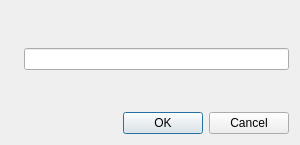
Qt form src/passwordpromptdialog.ui (gamaral/qsu) before a commit.
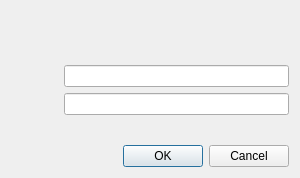
The same form after that commit. Icons and pictures are not drawn.

Commit message: Password prompt dialog detailing.

The edit to the form file:
```diff
--- a/src/passwordpromptdialog.ui
+++ b/src/passwordpromptdialog.ui
@@ -7,7 +7,7 @@
     <x>0</x>
     <y>0</y>
     <width>300</width>
-    <height>145</height>
+    <height>178</height>
    </rect>
   </property>
   <property name="minimumSize">
@@ -27,6 +27,12 @@
     <layout class="QHBoxLayout" name="horizontalLayout_2">
      <item>
       <widget class="QLabel" name="iconLabel">
+       <property name="minimumSize">
+        <size>
+         <width>48</width>
+         <height>48</height>
+        </size>
+       </property>
        <property name="maximumSize">
         <size>
          <width>48</width>
@@ -37,7 +43,7 @@
         <pixmap resource="../resources/qsu.qrc">:/icons/lock.png</pixmap>
        </property>
        <property name="alignment">
-        <set>Qt::AlignCenter</set>
+        <set>Qt::AlignLeading|Qt::AlignLeft|Qt::AlignVCenter</set>
        </property>
       </widget>
      </item>
@@ -53,7 +59,7 @@
         <string/>
        </property>
        <property name="alignment">
-        <set>Qt::AlignCenter</set>
+        <set>Qt::AlignLeading|Qt::AlignLeft|Qt::AlignVCenter</set>
        </property>
        <property name="wordWrap">
         <bool>true</bool>
@@ -65,6 +71,41 @@
    <item>
     <layout class="QHBoxLayout" name="horizontalLayout">
      <item>
+      <spacer name="horizontalSpacer">
+       <property name="orientation">
+        <enum>Qt::Horizontal</enum>
+       </property>
+       <property name="sizeType">
+        <enum>QSizePolicy::Preferred</enum>
+       </property>
+       <property name="sizeHint" stdset="0">
+        <size>
+         <width>40</width>
+         <height>20</height>
+        </size>
+       </property>
+      </spacer>
+     </item>
+     <item>
+      <layout class="QFormLayout" name="formLayout">
+       <item row="0" column="0">
+        <widget class="QLabel" name="userLabel">
+         <property name="text">
+          <string/>
+         </property>
+         <property name="buddy">
+          <cstring>userLineEdit</cstring>
+         </property>
+        </widget>
+       </item>
+       <item row="0" column="1">
+        <widget class="QLineEdit" name="userLineEdit">
+         <property name="readOnly">
+          <bool>true</bool>
+         </property>
+        </widget>
+       </item>
+       <item row="1" column="0">
       <widget class="QLabel" name="promptLabel">
        <property name="text">
         <string/>
@@ -74,7 +115,7 @@
        </property>
       </widget>
      </item>
-     <item>
+       <item row="1" column="1">
       <widget class="QLineEdit" name="passwordLineEdit">
        <property name="echoMode">
         <enum>QLineEdit::Password</enum>
@@ -83,6 +124,8 @@
      </item>
     </layout>
    </item>
+    </layout>
+   </item>
    <item>
     <widget class="QLabel" name="errorLabel">
      <property name="palette">
```
Left out of the diff: 2 changed lines with no effect on the pictures. Lines whose indentation alone changed are shown as unchanged. The commit also changes 6 other files.
